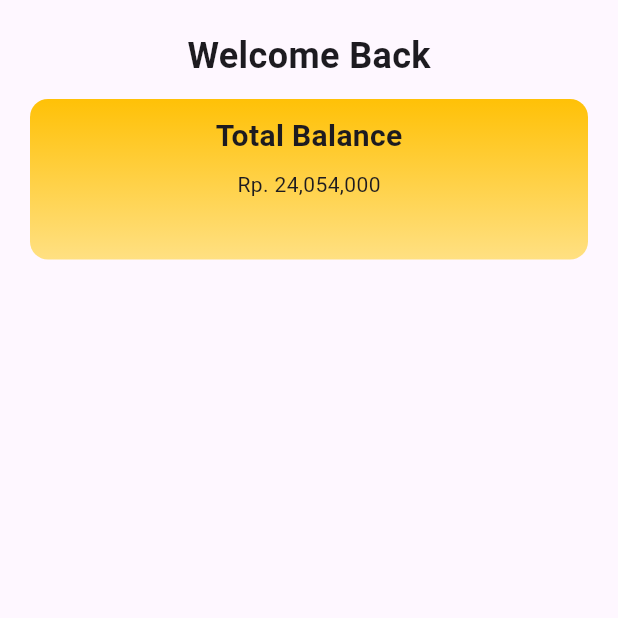
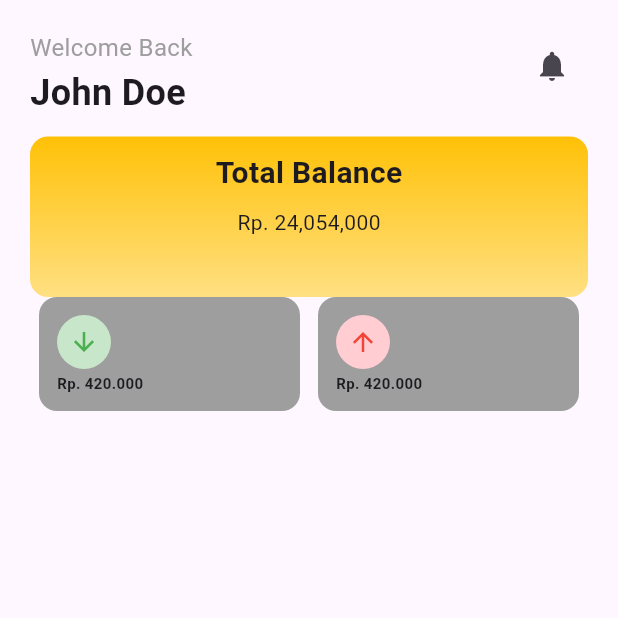
Before and after one commit to Pteraaaa/SoftEng_Kel10, a Flutter app: the screen it shows after launch, on a phone screen of 412 x 824 dp, the top half of it. Run offline on Flutter 3.47's test engine with Material 3 defaults, Android fonts, the phone set to English and light mode, and no system bars.

Commit message:
Home Screen 3

```diff
--- a/myapp/lib/Screens/HomeScreen.dart
+++ b/myapp/lib/Screens/HomeScreen.dart
@@ -1,4 +1,5 @@
 import 'package:flutter/material.dart';
+import 'package:myapp/Widgets/InfoCard.dart';
 import '../Widgets/TotalBalance.dart';
 
 class HomeScreen extends StatefulWidget {
@@ -18,12 +19,52 @@ class _HomeScreenState extends State<HomeScreen> {
           child: Column(
             crossAxisAlignment: CrossAxisAlignment.center,
             children: [
-              const Text(
-                "Welcome Back",
-                style: TextStyle(fontSize: 24, fontWeight: FontWeight.bold),
+              Row(
+                mainAxisAlignment: MainAxisAlignment.spaceBetween,
+                crossAxisAlignment: CrossAxisAlignment.start,
+                children: [
+                  Column(
+                    crossAxisAlignment: CrossAxisAlignment.start,
+                    children: [
+                      const Text(
+                        "Welcome Back",
+                        style: TextStyle(fontSize: 16, color: Colors.grey),
+                      ),
+                      SizedBox(height: 2),
+                      Text(
+                        "John Doe",
+                        style: TextStyle(
+                          fontSize: 24,
+                          fontWeight: FontWeight.bold,
+                        ),
+                      ),
+                    ],
+                  ),
+                  IconButton(onPressed: () {}, icon: Icon(Icons.notifications)),
+                ],
               ),
+
               const SizedBox(height: 12),
               TotalBalance(),
+
+              Row(
+                children: [
+                  Infocard(
+                    title: "Income",
+                    amount: "Rp. 420.000",
+                    icon: Icons.arrow_downward,
+                    iconColor: Colors.green,
+                    backgroundColor: Colors.green[100]!,
+                  ),
+                  Infocard(
+                    title: "Expenses",
+                    amount: "Rp. 420.000",
+                    icon: Icons.arrow_upward,
+                    iconColor: Colors.red,
+                    backgroundColor: Colors.red[100]!,
+                  ),
+                ],
+              ),
             ],
           ),
         ),
--- /dev/null
+++ b/myapp/lib/Widgets/InfoCard.dart
@@ -0,0 +1,52 @@
+import 'package:flutter/material.dart';
+
+class Infocard extends StatelessWidget {
+  final String title;
+  final String amount;
+  final IconData icon;
+  final Color iconColor;
+  final Color backgroundColor;
+
+  const Infocard({
+    super.key,
+    required this.title,
+    required this.amount,
+    required this.icon,
+    required this.iconColor,
+    required this.backgroundColor,
+  });
+
+  @override
+  Widget build(BuildContext context) {
+    return Expanded(
+      child: Container(
+        padding: const EdgeInsets.all(12),
+        margin: const EdgeInsets.symmetric(horizontal: 6),
+        decoration: BoxDecoration(
+          color: Colors.grey,
+          borderRadius: BorderRadius.circular(12),
+        ),
+        child: Column(
+          crossAxisAlignment: CrossAxisAlignment.start,
+          children: [
+            Container(
+              padding: EdgeInsets.all(8),
+              decoration: BoxDecoration(
+                color: backgroundColor,
+                shape: BoxShape.circle,
+              ),
+              child: Icon(icon, color: iconColor, size: 20),
+            ),
+
+            const SizedBox(height: 2),
+
+            Text(
+              amount,
+              style: const TextStyle(fontWeight: FontWeight.bold, fontSize: 10),
+            ),
+          ],
+        ),
+      ),
+    );
+  }
+}
```
